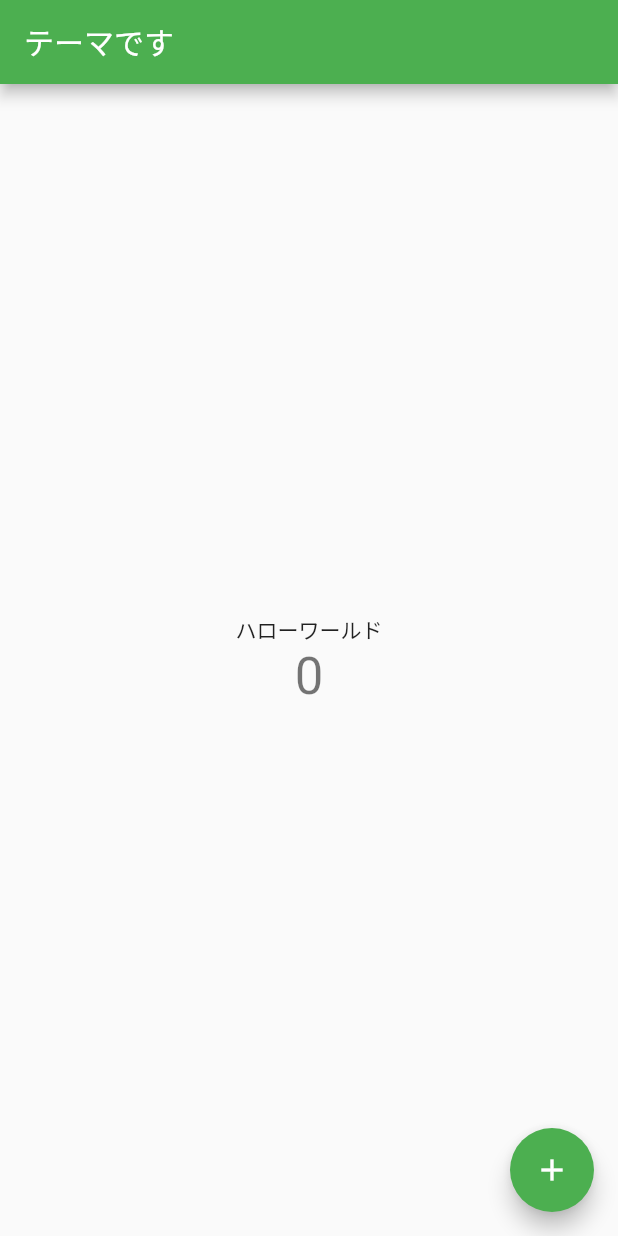
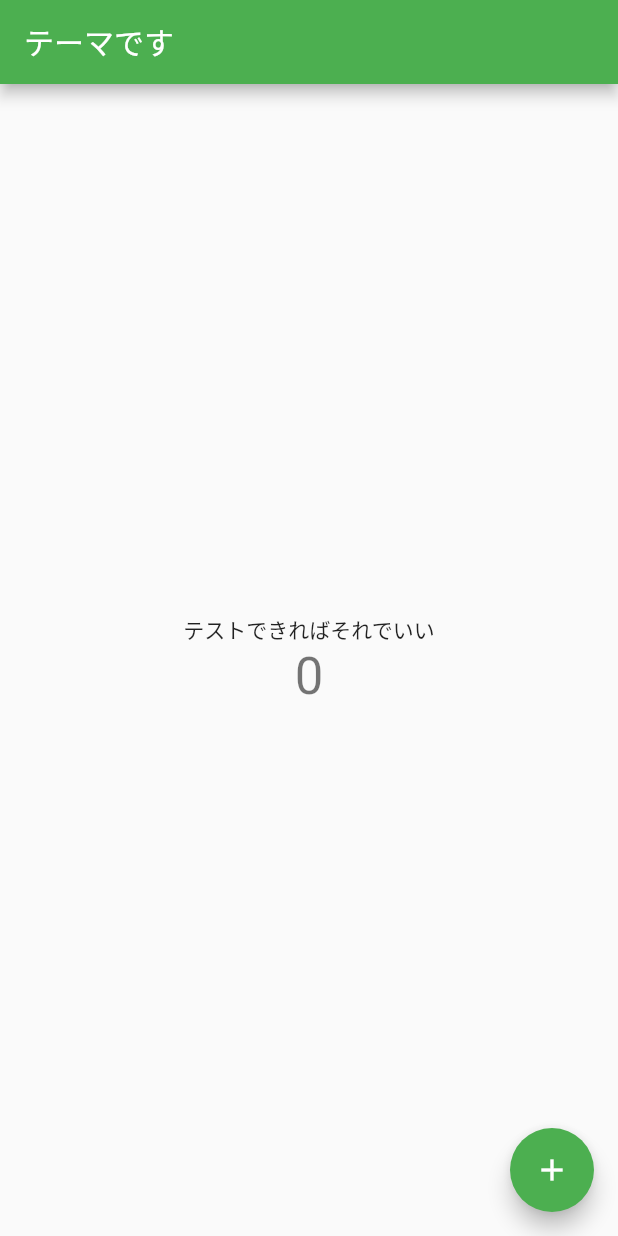
Before and after one commit to reydeoro/fulufulu, a Flutter app: the screen it shows after launch, on a phone screen of 412 x 824 dp. Run offline on Flutter 3.47's test engine with Material 2 defaults, Android fonts, the phone set to English and light mode, and no system bars.

Commit message:
テキストを変更してみる

```diff
--- a/lib/main.dart
+++ b/lib/main.dart
@@ -56,7 +56,7 @@ class _MyHomePageState extends State<MyHomePage> {
           mainAxisAlignment: MainAxisAlignment.center,
           children: <Widget>[
             const Text(
-              'ハローワールド',
+              'テストできればそれでいい',
             ),
             Text(
               '$_counter',
```
